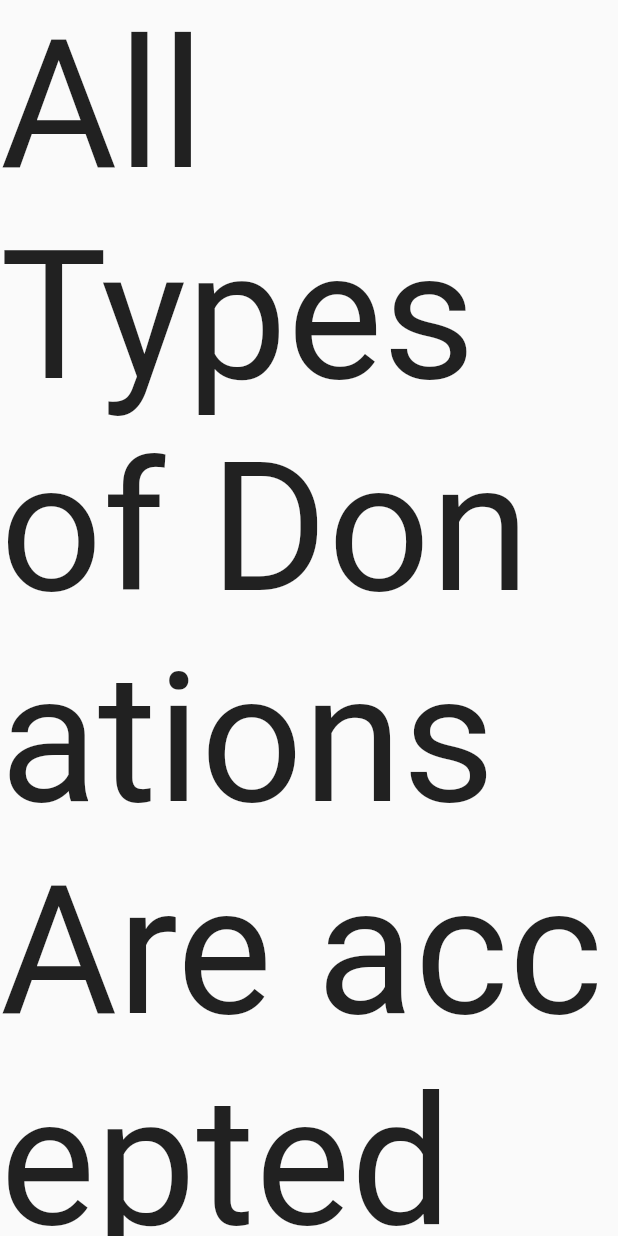
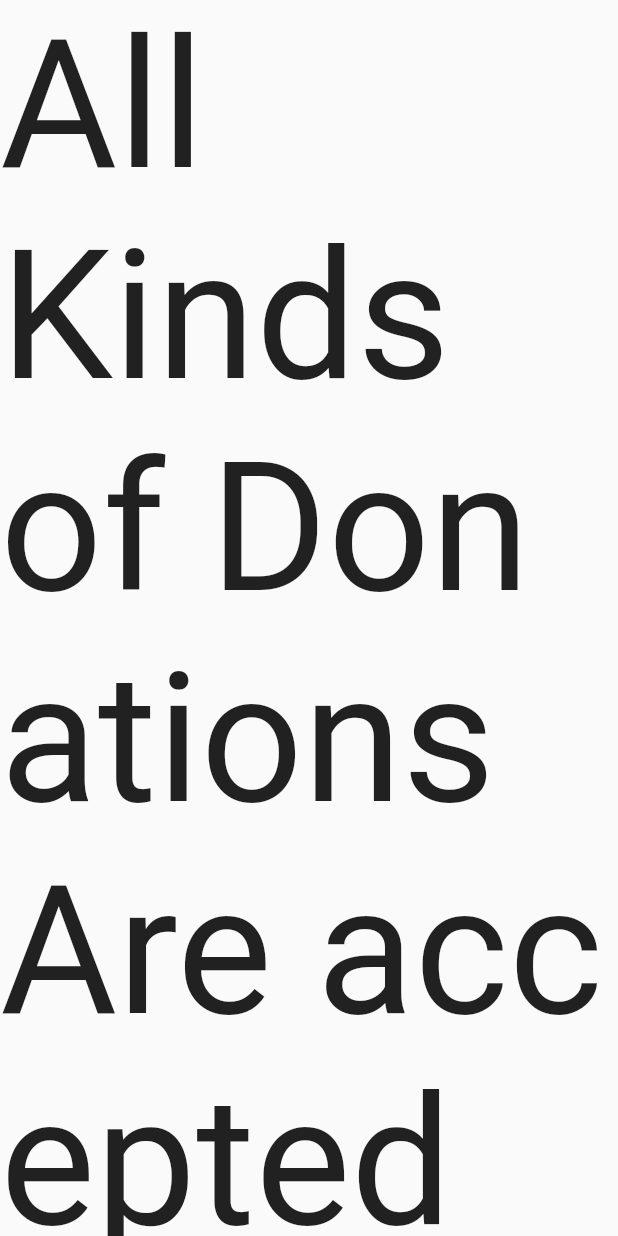
Before and after one commit to stdayyo-h/arangu, a Flutter app: the DonationsPage screen opened directly, on a phone screen of 412 x 824 dp. Run offline on Flutter 3.47's test engine with Material 2 defaults, Android fonts, the phone set to English and light mode, and no system bars; our stand-ins replace bordered_text, curved_navigation_bar, date_time_picker, fluttericon, google_maps_flutter, image_picker; missing offline and left inert: swipeable_card_stack.

Commit message:
minor ui fixes and structured the codebase

```diff
--- a/lib/constants/colors.dart
+++ b/lib/constants/colors.dart
@@ -8,14 +8,14 @@ class constants {
 const kHeader1TextStyle = TextStyle(
   fontWeight: FontWeight.bold,
   fontFamily: 'Poppins',
-  fontSize: 34,
+  fontSize: 33,
   color: Color(0XFF494949),
 );
 
 const kHeaderTextStyle = TextStyle(
   fontWeight: FontWeight.bold,
   fontFamily: 'Poppins',
-  fontSize: 27,
+  fontSize: 26,
   color: Color(0XFF494949),
 );
 
--- a/lib/donations.dart
+++ b/lib/donations.dart
@@ -8,7 +8,7 @@ class DonationsPage extends StatelessWidget {
     return Scaffold(
       body: Center(
         child: Text(
-          "All Types of Donations Are accepted",
+          "All Kinds of Donations Are accepted",
           style: TextStyle(fontSize: 120),
         ),
       ),
--- a/lib/main.dart
+++ b/lib/main.dart
@@ -9,8 +9,6 @@ void main() {
 
 class MyApp extends StatelessWidget {
   const MyApp({Key? key}) : super(key: key);
-
-  // This widget is the root of your application.
   @override
   Widget build(BuildContext context) {
     return MaterialApp(
@@ -23,4 +21,3 @@ class MyApp extends StatelessWidget {
     );
   }
 }
-// this
--- a/lib/screens/auth/Login.dart
+++ b/lib/screens/auth/Login.dart
@@ -42,7 +42,7 @@ class LoginScreen extends StatelessWidget {
             },
           ),
           SizedBox(
-            height: 10,
+            height: 20,
           ),
           TextButton(
             onPressed: () {},
--- a/lib/screens/auth/onboarding.dart
+++ b/lib/screens/auth/onboarding.dart
@@ -2,9 +2,6 @@ import 'dart:ui';
 
 import 'package:arangu/screens/home/home.dart';
 import 'package:flutter/material.dart';
-// import 'package:flutter_bloc/flutter_bloc.dart';
-// import '../bloc/reguser_bloc.dart';
-// import '../../../../Utils/constants/dummy_data.dart';
 import '../../constants/colors.dart';
 import 'widgets/profile_icon_button.dart';
 import 'widgets/gradient_button.dart';
--- a/lib/screens/events/EventDetails.dart
+++ b/lib/screens/events/EventDetails.dart
@@ -15,7 +15,7 @@ class EventDetails extends StatelessWidget {
         ModalRoute.of(context)!.settings.arguments as LatestTrendingEvents;
     return Scaffold(
       body: SingleChildScrollView(
-        // padding: EdgeInsets.all(5.0),
+
         child: SafeArea(
           child: Column(
             crossAxisAlignment: CrossAxisAlignment.start,
--- a/lib/screens/events/SwipeEventCard.dart
+++ b/lib/screens/events/SwipeEventCard.dart
@@ -19,9 +19,6 @@ class SwipeEventCard extends StatelessWidget {
   @override
   Widget build(BuildContext context) {
     return Card(
-      // decoration: BoxDecoration(borderRadius: BorderRadius.circular(20)),
-      // width: Width,
-      // height: Height,
       shape: RoundedRectangleBorder(borderRadius: BorderRadius.circular(20)),
 
       child: Stack(
```
Also changed, not shown: lib/screens/add_event/add_event.dart (+3 -9 lines).
